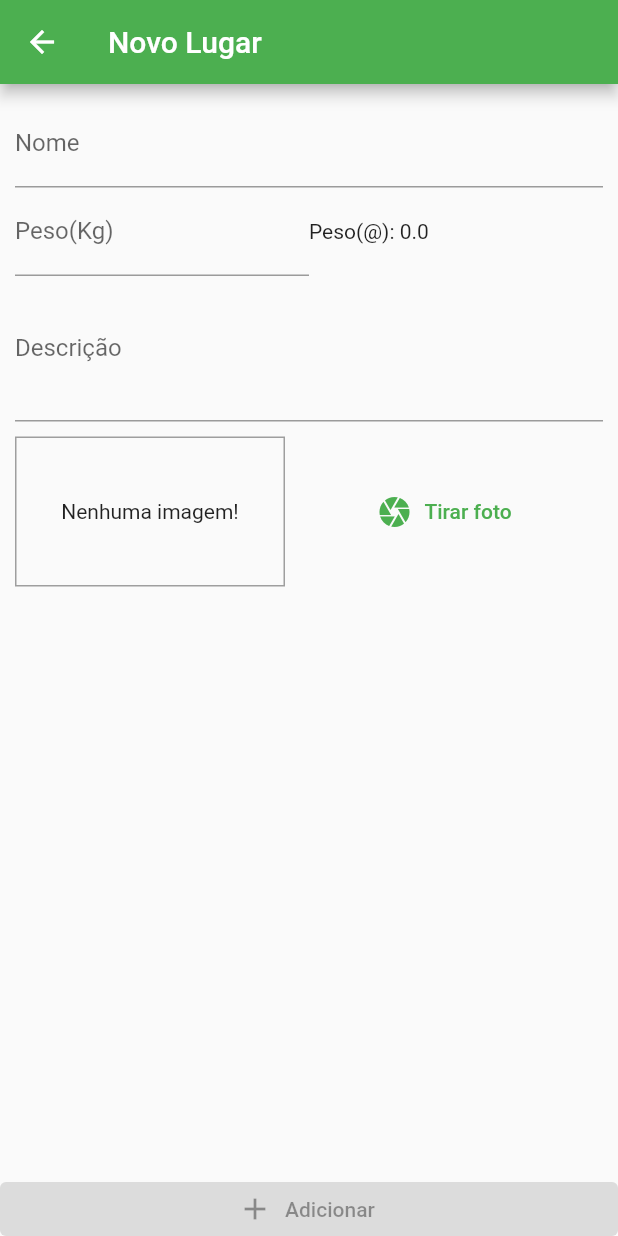
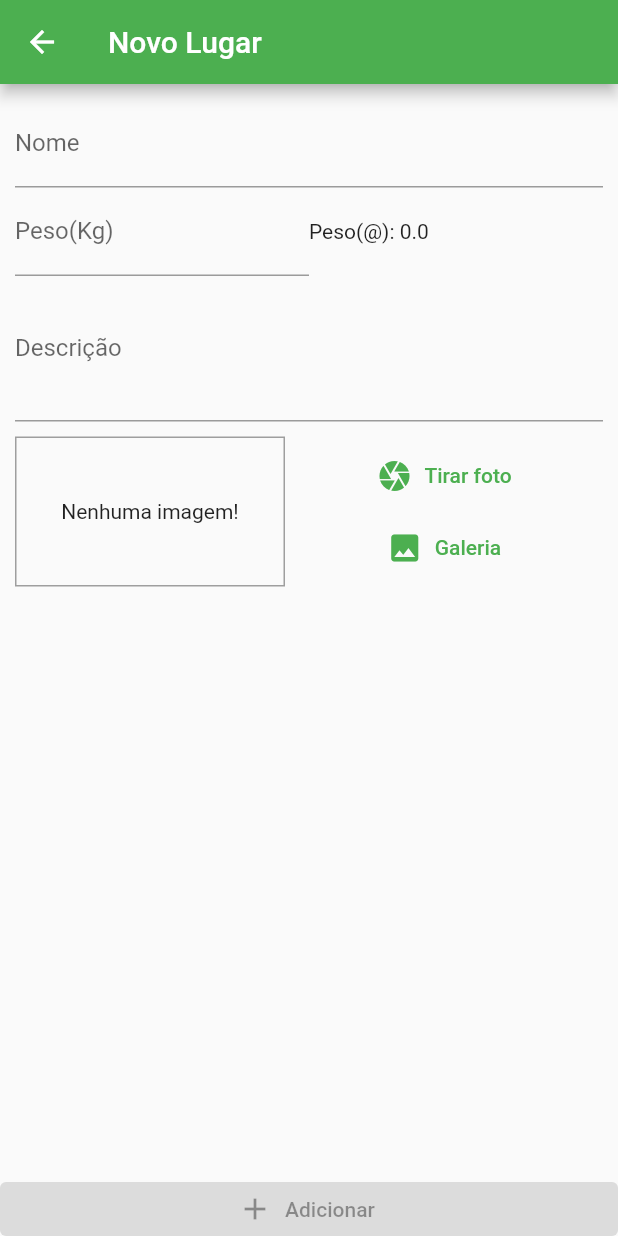
Before and after one commit to oscarbfs/FarmNote, a Flutter app: the screen it shows after launch, after a tap on the "add" icon, on a phone screen of 412 x 824 dp. Run offline on Flutter 3.47's test engine with Material 2 defaults, Android fonts, the light colour scheme and no system bars; our stand-ins replace flutter_mobx, image_picker, mobx, sqflite; accounts and stored records are empty; generated files the repository leaves out were written again.

Commit message:
Reatividade da Lista; Imagem Galeria; Update

```diff
--- a/build.yaml
+++ b/build.yaml
@@ -3,4 +3,5 @@ targets:
     builders:
       mobx_codegen|mobx_generator:
         generate_for:
+          # - "lib/store/home_page/**.store.dart"
           - "lib/store/**.store.dart"
--- a/lib/components/image_input.dart
+++ b/lib/components/image_input.dart
@@ -1,6 +1,7 @@
 import 'package:farm_note/store/farmnote.store.dart';
 import 'package:flutter/material.dart';
 import 'package:flutter_mobx/flutter_mobx.dart';
+import 'package:image_picker/image_picker.dart';
 import 'package:provider/provider.dart';
 
 class ImageInput extends StatelessWidget {
@@ -28,13 +29,25 @@ class ImageInput extends StatelessWidget {
           ),
           const SizedBox(height: 10),
           Expanded(
-            child: TextButton.icon(
-              icon: const Icon(Icons.camera),
-              label: const Text('Tirar foto'),
-              style: ElevatedButton.styleFrom(
-                onPrimary: Theme.of(context).colorScheme.primary,
-              ),
-              onPressed: () => store.takePicture(),
+            child: Column(
+              children: [
+                TextButton.icon(
+                  icon: const Icon(Icons.camera),
+                  label: const Text('Tirar foto'),
+                  style: ElevatedButton.styleFrom(
+                    onPrimary: Theme.of(context).colorScheme.primary,
+                  ),
+                  onPressed: () => store.takePicture(ImageSource.camera),
+                ),
+                TextButton.icon(
+                  icon: const Icon(Icons.photo),
+                  label: const Text('Galeria'),
+                  style: ElevatedButton.styleFrom(
+                    onPrimary: Theme.of(context).colorScheme.primary,
+                  ),
+                  onPressed: () => store.takePicture(ImageSource.gallery),
+                ),
+              ],
             ),
           )
         ],
--- a/lib/main.dart
+++ b/lib/main.dart
@@ -8,6 +8,7 @@ import 'package:provider/provider.dart';
 import 'store/farmnote.store.dart';
 
 void main() {
+  Provider.debugCheckInvalidValueType = null;
   runApp(const MyApp());
 }
 
@@ -21,7 +22,7 @@ class MyApp extends StatelessWidget {
       providers: [
         Provider<FarmNoteStore>(
           create: (_) => FarmNoteStore(),
-        )
+        ),
       ],
       child: MaterialApp(
         debugShowCheckedModeBanner: false,
--- a/lib/pages/home_page.dart
+++ b/lib/pages/home_page.dart
@@ -32,18 +32,17 @@ class HomePage extends StatelessWidget {
                 child: const Center(
                   child: Text('Nenhum gado cadastrado'),
                 ),
-                builder: (ctx, store, child) =>
-                    store.itemsCount == 0
+                builder: (ctx, store, child) => store.itemsCount == 0
                     ? child!
-                        : Observer(
-                          builder: (_) => GridView.builder(
+                    : GridView.builder(
                         padding: const EdgeInsets.all(10),
                         itemCount: store.itemsCount,
                         itemBuilder: (ctx, i) => ChangeNotifierProvider.value(
                           value: store.items[i],
                           child: const CattleGridItem(),
                         ),
-      gridDelegate: const SliverGridDelegateWithFixedCrossAxisCount(
+                        gridDelegate:
+                            const SliverGridDelegateWithFixedCrossAxisCount(
                           crossAxisCount: 1,
                           childAspectRatio: 3 / 2,
                           mainAxisSpacing: 10,
@@ -51,7 +50,6 @@ class HomePage extends StatelessWidget {
                       ),
               ),
       ),
-      ),
     );
   }
 }
```
Also changed, not shown: lib/pages/cattle_form_page.dart (+9 -10 lines), lib/store/farmnote.store.dart (+11 -12 lines), lib/utils/data_base.dart (+9 -0 lines), lib/store/farmnote.store.g.dart. Lines whose indentation alone changed are shown as unchanged.
